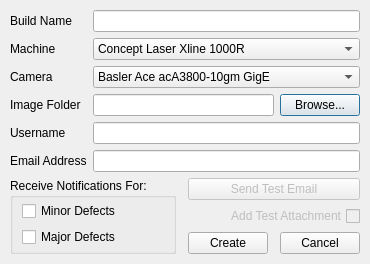
Qt form gui/dialogNewBuild.ui (Spinarakk/defectmonitor) before a commit.
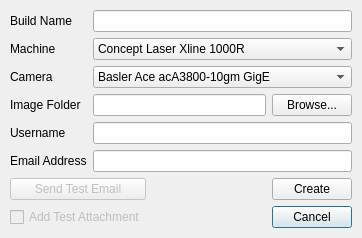
The same form after that commit.

Commit message: - Fixed a couple of issues regarding running the program on a separate machine - Determined that something in Python 3.6.4 breaks the pylon camera opening - Removed most notification features - Removed the Receive Notifications for group box from the New Build window and the code - Implemented a timer check during the run process which will check if the idle time has gone over a predefined time limit and sends a notification to the user if so (along with the most recent image) - Cleaned up more code

The edit to the form file:
```diff
--- a/gui/dialogNewBuild.ui
+++ b/gui/dialogNewBuild.ui
@@ -6,8 +6,8 @@
    <rect>
     <x>0</x>
     <y>0</y>
-    <width>351</width>
-    <height>257</height>
+    <width>361</width>
+    <height>231</height>
    </rect>
   </property>
   <property name="font">
@@ -31,39 +31,41 @@
    <property name="bottomMargin">
     <number>10</number>
    </property>
-   <item row="7" column="0" rowspan="3" colspan="3">
-    <widget class="QGroupBox" name="groupNotifications">
-     <property name="title">
-      <string>Receive Notifications For:</string>
+   <item row="9" column="3">
+    <widget class="QPushButton" name="pushCancel">
+     <property name="text">
+      <string>Cancel</string>
      </property>
-     <layout class="QVBoxLayout" name="verticalLayout">
-      <property name="topMargin">
-       <number>3</number>
+    </widget>
+   </item>
+   <item row="3" column="0">
+    <widget class="QLabel" name="labelImageFolder">
+     <property name="text">
+      <string>Image Folder</string>
+     </property>
+    </widget>
+   </item>
+   <item row="3" column="1" colspan="2">
+    <widget class="QLineEdit" name="lineImageFolder">
+     <property name="readOnly">
+      <bool>true</bool>
+     </property>
+    </widget>
+   </item>
+   <item row="8" column="3">
+    <widget class="QPushButton" name="pushCreate">
+     <property name="text">
+      <string>Create</string>
+     </property>
+    </widget>
+   </item>
+   <item row="1" column="1" colspan="3">
+    <widget class="QComboBox" name="comboMachine">
+     <item>
+      <property name="text">
+       <string>Concept Laser Xline 1000R</string>
       </property>
-      <property name="bottomMargin">
-       <number>3</number>
-      </property>
-      <item>
-       <widget class="QCheckBox" name="checkMinor">
-        <property name="focusPolicy">
-         <enum>Qt::ClickFocus</enum>
-        </property>
-        <property name="text">
-         <string>Minor Defects</string>
-        </property>
-       </widget>
-      </item>
-      <item>
-       <widget class="QCheckBox" name="checkMajor">
-        <property name="focusPolicy">
-         <enum>Qt::ClickFocus</enum>
-        </property>
-        <property name="text">
-         <string>Major Defects</string>
-        </property>
-       </widget>
-      </item>
-     </layout>
+     </item>
     </widget>
    </item>
    <item row="1" column="0">
@@ -96,19 +98,6 @@
      </property>
     </widget>
    </item>
-   <item row="7" column="3" rowspan="3">
-    <spacer name="horizontalSpacer">
-     <property name="orientation">
-      <enum>Qt::Horizontal</enum>
-     </property>
-     <property name="sizeHint" stdset="0">
-      <size>
-       <width>40</width>
-       <height>20</height>
-      </size>
-     </property>
-    </spacer>
-   </item>
    <item row="5" column="0">
     <widget class="QLabel" name="labelUsername">
      <property name="text">
@@ -119,14 +108,8 @@
      </property>
     </widget>
    </item>
-   <item row="3" column="6">
+   <item row="3" column="3">
     <widget class="QPushButton" name="pushBrowseIF">
-     <property name="sizePolicy">
-      <sizepolicy hsizetype="Minimum" vsizetype="Maximum">
-       <horstretch>0</horstretch>
-       <verstretch>0</verstretch>
-      </sizepolicy>
-     </property>
      <property name="toolTip">
       <string>Select where the captured images for the current build will be stored.</string>
      </property>
@@ -135,21 +118,30 @@
      </property>
     </widget>
    </item>
-   <item row="0" column="1" colspan="6">
+   <item row="0" column="1" colspan="3">
     <widget class="QLineEdit" name="lineBuildName">
      <property name="clearButtonEnabled">
       <bool>true</bool>
      </property>
     </widget>
    </item>
-   <item row="6" column="1" colspan="6">
+   <item row="2" column="1" colspan="3">
+    <widget class="QComboBox" name="comboCamera">
+     <item>
+      <property name="text">
+       <string>Basler Ace acA3800-10gm GigE</string>
+      </property>
+     </item>
+    </widget>
+   </item>
+   <item row="6" column="1" colspan="3">
     <widget class="QLineEdit" name="lineEmailAddress">
      <property name="clearButtonEnabled">
       <bool>true</bool>
      </property>
     </widget>
    </item>
-   <item row="5" column="1" colspan="6">
+   <item row="5" column="1" colspan="3">
     <widget class="QLineEdit" name="lineUsername">
      <property name="clearButtonEnabled">
       <bool>true</bool>
@@ -163,23 +155,7 @@
      </property>
     </widget>
    </item>
-   <item row="2" column="1" colspan="6">
-    <widget class="QComboBox" name="comboCamera">
-     <item>
-      <property name="text">
-       <string>Basler Ace acA3800-10gm GigE</string>
-      </property>
-     </item>
-    </widget>
-   </item>
-   <item row="9" column="4">
-    <widget class="QPushButton" name="pushCreate">
-     <property name="text">
-      <string>Create</string>
-     </property>
-    </widget>
-   </item>
-   <item row="8" column="4" colspan="3">
+   <item row="9" column="0" colspan="2">
     <widget class="QCheckBox" name="checkAddAttachment">
      <property name="enabled">
       <bool>false</bool>
@@ -187,15 +163,12 @@
      <property name="toolTip">
       <string>Check this box to add an attachment (a test picture) to the test email notification.</string>
      </property>
-     <property name="layoutDirection">
-      <enum>Qt::RightToLeft</enum>
-     </property>
      <property name="text">
       <string>Add Test Attachment</string>
      </property>
     </widget>
    </item>
-   <item row="7" column="4" colspan="3">
+   <item row="8" column="0" colspan="2">
     <widget class="QPushButton" name="pushSendTestEmail">
      <property name="enabled">
       <bool>false</bool>
@@ -205,35 +178,18 @@
      </property>
     </widget>
    </item>
-   <item row="9" column="6">
-    <widget class="QPushButton" name="pushCancel">
-     <property name="text">
-      <string>Cancel</string>
+   <item row="8" column="2">
+    <spacer name="horizontalSpacer">
+     <property name="orientation">
+      <enum>Qt::Horizontal</enum>
      </property>
-    </widget>
-   </item>
-   <item row="3" column="0">
-    <widget class="QLabel" name="labelImageFolder">
-     <property name="text">
-      <string>Image Folder</string>
+     <property name="sizeHint" stdset="0">
+      <size>
+       <width>40</width>
+       <height>20</height>
+      </size>
      </property>
-    </widget>
-   </item>
-   <item row="3" column="1" colspan="5">
-    <widget class="QLineEdit" name="lineImageFolder">
-     <property name="readOnly">
-      <bool>true</bool>
-     </property>
-    </widget>
-   </item>
-   <item row="1" column="1" colspan="6">
-    <widget class="QComboBox" name="comboMachine">
-     <item>
-      <property name="text">
-       <string>Concept Laser Xline 1000R</string>
-      </property>
-     </item>
-    </widget>
+    </spacer>
    </item>
   </layout>
  </widget>
```
Left out of the diff: 2 changed lines with no effect on the pictures. The commit also changes 15 other files.
